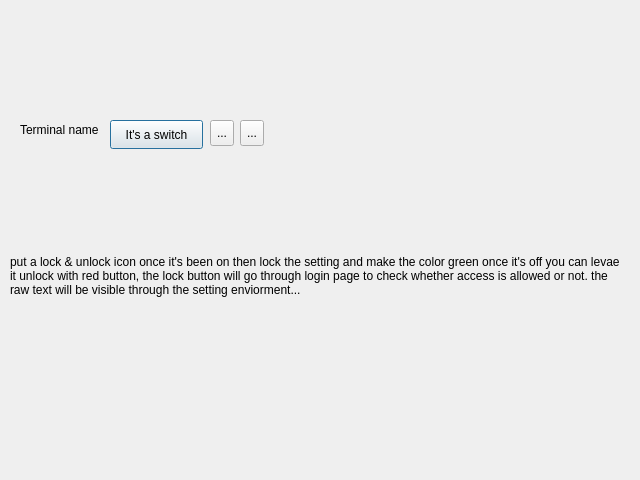
This is Application/_app_drone/_drone_ui.ui in mend0z0/Drone as Qt 5 draws it before an edit. The edited form follows.
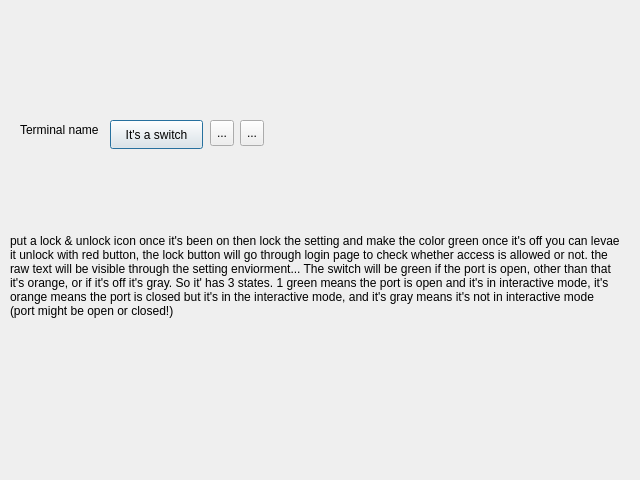
This is the edited form. Icons and pictures are not drawn.

```diff
--- a/Application/_app_drone/_drone_ui.ui
+++ b/Application/_app_drone/_drone_ui.ui
@@ -66,7 +66,7 @@
     </rect>
    </property>
    <property name="text">
-    <string>put a lock &amp; unlock icon once it's been on then lock the setting and make the color green once it's off you can levae it unlock with red button, the lock button will go through login page to check whether access is allowed or not. the raw text will be visible through the setting enviorment...</string>
+    <string>put a lock &amp; unlock icon once it's been on then lock the setting and make the color green once it's off you can levae it unlock with red button, the lock button will go through login page to check whether access is allowed or not. the raw text will be visible through the setting enviorment... The switch will be green if the port is open, other than that it's orange, or if it's off it's gray. So it' has 3 states. 1 green means the port is open and it's in interactive mode, it's orange means the port is closed but it's in the interactive mode, and it's gray means it's not in interactive mode (port might be open or closed!)</string>
    </property>
    <property name="wordWrap">
     <bool>true</bool>
```
